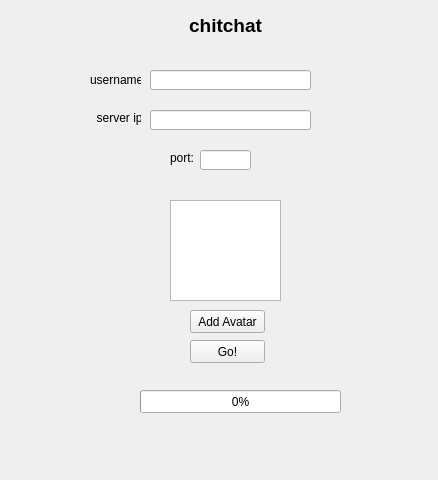
syncopika/chitchat, file app/login.ui: the form before one commit.
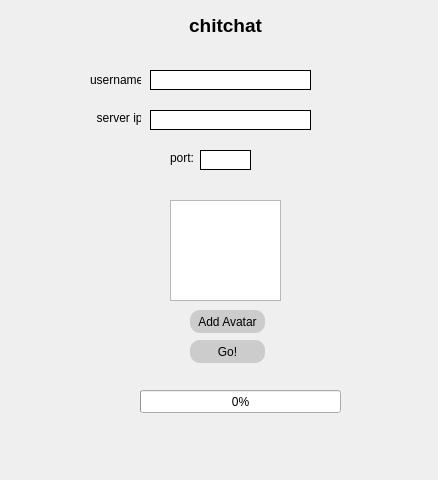
The form after the commit.

Patch:
```diff
--- a/app/login.ui
+++ b/app/login.ui
@@ -25,6 +25,22 @@
   <property name="windowTitle">
    <string>Form</string>
   </property>
+  <property name="styleSheet">
+   <string notr="true">QLineEdit {
+	border: 1px solid #000;
+}
+
+QPushButton {
+    background-color: #ccc;
+    border-style: outset;
+    border-radius: 10px;
+    border-color: #000;
+}
+
+QPushButton:hover {
+  background-color: #fff;
+}</string>
+  </property>
   <widget class="QLineEdit" name="lineEdit">
    <property name="geometry">
     <rect>
@@ -164,6 +180,9 @@
      <height>23</height>
     </rect>
    </property>
+   <property name="styleSheet">
+    <string notr="true"/>
+   </property>
    <property name="text">
     <string>Add Avatar</string>
    </property>
```
